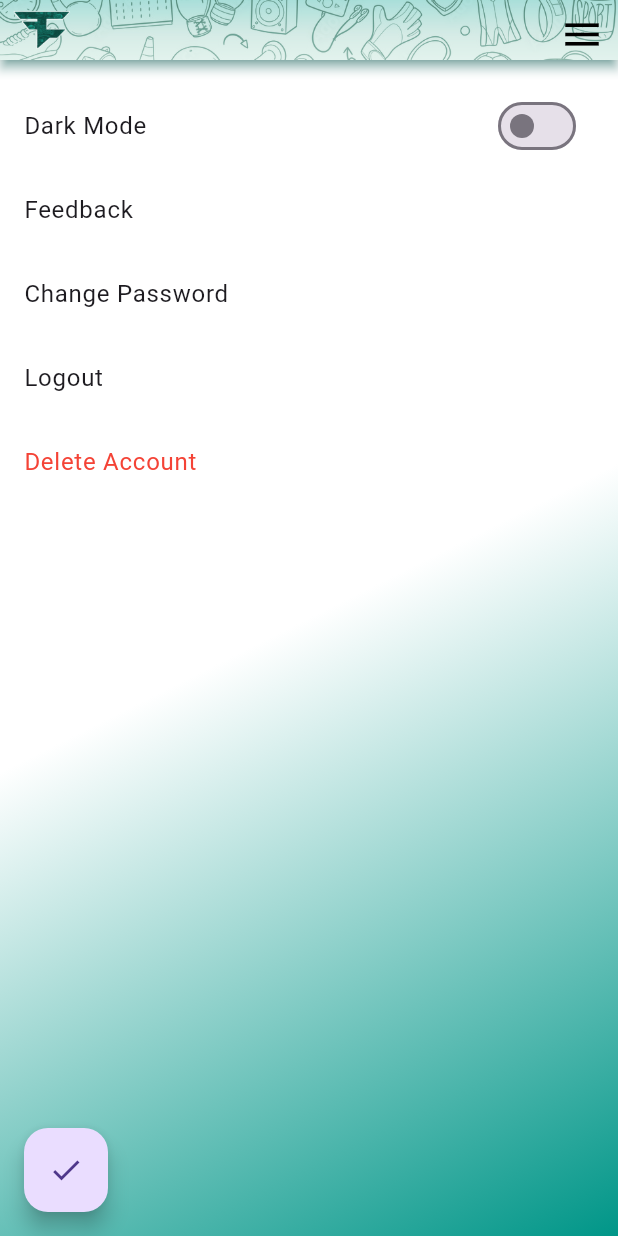
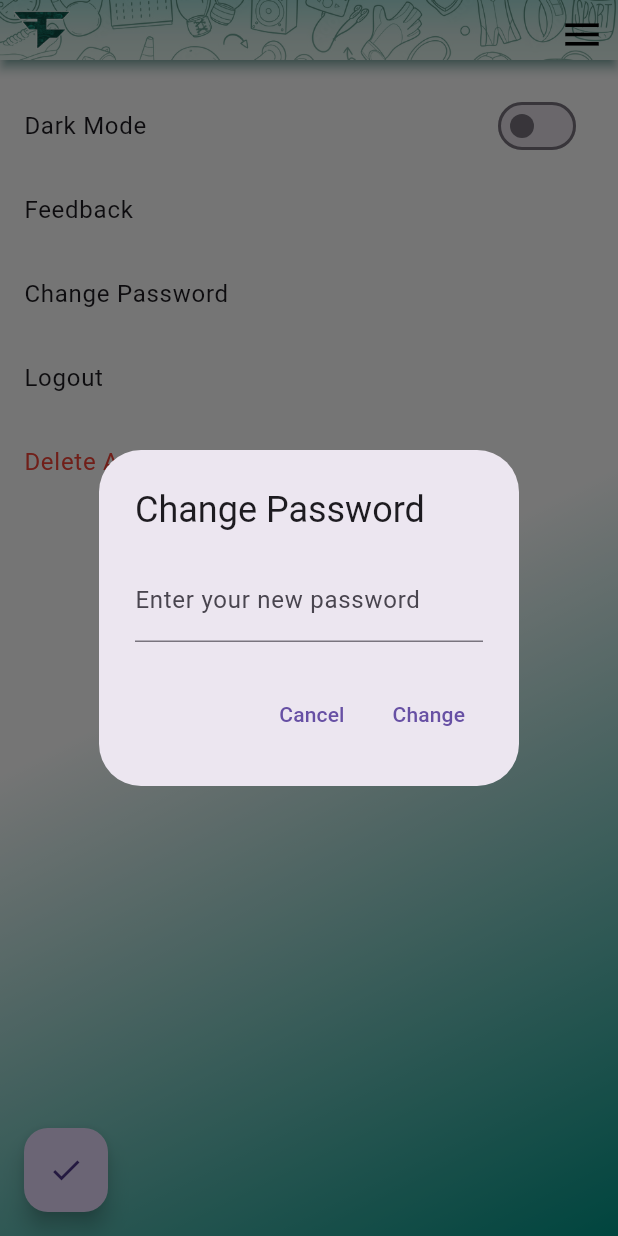
Before and after one commit to SDGP-93/FitFlow, a Flutter app: the SettingsPage screen opened directly, after a tap on "Change Password", on a phone screen of 412 x 824 dp. Run offline on Flutter 3.47's test engine with Material 3 defaults, Android fonts, the phone set to English and light mode, and no system bars; our stand-ins replace cloud_firestore, firebase_auth, firebase_core, fl_chart, geolocator, sensors; accounts and stored records are empty.

```diff
--- a/lib/Screens/Setting.dart
+++ b/lib/Screens/Setting.dart
@@ -50,7 +50,7 @@ class FitFlowApp extends StatelessWidget {
 class SettingsPage extends StatelessWidget {
   @override
   Widget build(BuildContext context) {
-    return Scaffold(
+    return Scaffold( // Add Scaffold here
       resizeToAvoidBottomInset: false,
       extendBodyBehindAppBar: true,
       appBar: CommonNavBar(),
@@ -58,8 +58,8 @@ class SettingsPage extends StatelessWidget {
         decoration: BoxDecoration(
           gradient: LinearGradient(
             colors: Provider.of<DarkThemeProvider>(context).isDarkMode
-                ? [Colors.black,Colors.black, Colors.teal]
-                : [Colors.white,Colors.white, Colors.teal],
+                ? [Colors.black, Colors.black, Colors.teal]
+                : [Colors.white, Colors.white, Colors.teal],
             begin: Alignment.topLeft,
             end: Alignment.bottomRight,
           ),
@@ -88,12 +88,17 @@ class SettingsPage extends StatelessWidget {
                 );
               },
             ),
-            ListTile(
-              title: Text('Change Password'),
-              onTap: () {
-                // Implement change password logic
+        ListTile(
+          title: Text('Change Password'),
+          onTap: () {
+            showDialog(
+              context: context,
+              builder: (BuildContext context) {
+                return ChangePasswordDialog();
               },
-            ),
+            );
+          },
+        ),
             ListTile(
               title: Text('Logout'),
               onTap: () {
@@ -271,3 +276,95 @@ class _DeleteAccountDialogState extends State<DeleteAccountDialog> {
     super.dispose();
   }
 }
+class ChangePasswordDialog extends StatefulWidget {
+  @override
+  _ChangePasswordDialogState createState() => _ChangePasswordDialogState();
+}
+
+class _ChangePasswordDialogState extends State<ChangePasswordDialog> {
+  TextEditingController _newPasswordController = TextEditingController();
+  bool _showConfirmation = false;
+
+  @override
+  Widget build(BuildContext context) {
+    return _showConfirmation
+        ? _buildConfirmationDialog()
+        : _buildChangePasswordDialog();
+  }
+
+  Widget _buildChangePasswordDialog() {
+    return AlertDialog(
+      title: Text("Change Password"),
+      content: Column(
+        mainAxisSize: MainAxisSize.min,
+        children: [
+          TextField(
+            controller: _newPasswordController,
+            obscureText: true,
+            decoration: InputDecoration(labelText: 'Enter your new password'),
+          ),
+        ],
+      ),
+      actions: [
+        TextButton(
+          onPressed: () {
+            Navigator.of(context).pop(); // Close the dialog
+          },
+          child: Text("Cancel"),
+        ),
+        TextButton(
+          onPressed: () async {
+            try {
+              String newPassword = _newPasswordController.text.trim();
+              if (newPassword.isEmpty) {
+                ScaffoldMessenger.of(context).showSnackBar(
+                  SnackBar(
+                    content: Text('Please enter a new password.'),
+                  ),
+                );
+                return;
+              }
+
+              User? user = FirebaseAuth.instance.currentUser;
+              if (user != null) {
+                await user.updatePassword(newPassword);
+                setState(() {
+                  _showConfirmation = true;
+                });
+              }
+            } catch (error) {
+              print('Error changing password: $error');
+              ScaffoldMessenger.of(context).showSnackBar(
+                SnackBar(
+                  content: Text('Failed to change password. Please try again.'),
+                ),
+              );
+            }
+          },
+          child: Text("Change"),
+        ),
+      ],
+    );
+  }
+
+  Widget _buildConfirmationDialog() {
+    return AlertDialog(
+      title: Text("Password Changed"),
+      content: Text("Your password has been changed successfully."),
+      actions: [
+        TextButton(
+          onPressed: () {
+            Navigator.of(context).pop(); // Close the dialog
+          },
+          child: Text("OK"),
+        ),
+      ],
+    );
+  }
+
+  @override
+  void dispose() {
+    _newPasswordController.dispose();
+    super.dispose();
+  }
+}
--- a/pubspec.yaml
+++ b/pubspec.yaml
@@ -53,6 +53,12 @@ dependencies:
 dev_dependencies:
   flutter_test:
     sdk: flutter
+  flutter_launcher_icons: "^0.13.1"
+
+flutter_icons:
+  android: true
+  ios: true
+  image_path: "assets/app_logo.png"
 
   # The "flutter_lints" package below contains a set of recommended lints to
   # encourage good coding practices. The lint set provided by the package is
```
Also changed, not shown: lib/Screens/signUp.dart (+23 -3 lines), assets/app_logo.png (added), 20 other files.
